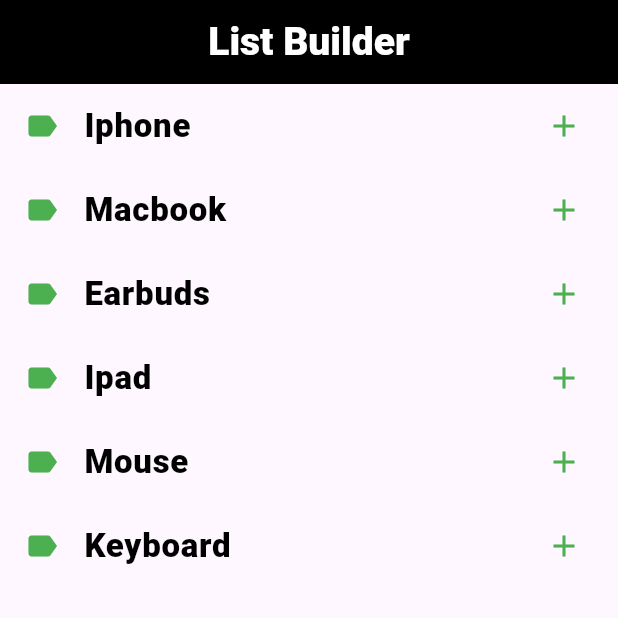
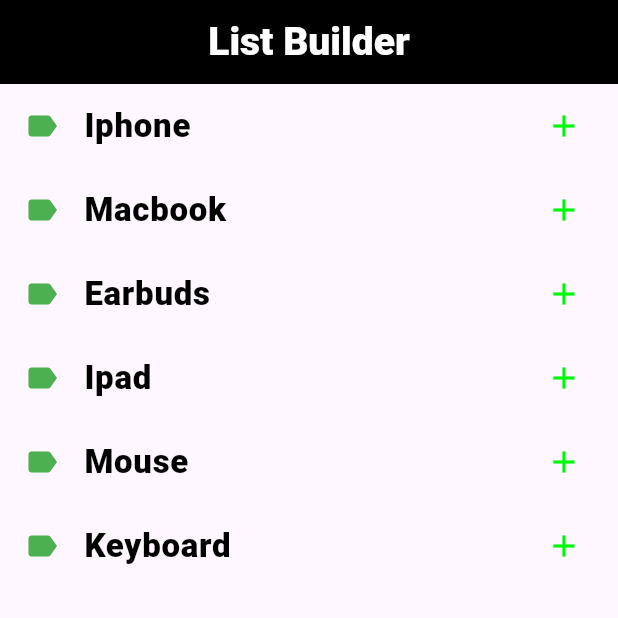
Before and after one commit to Yasir-Ali-Swe/Learning-Flutter, a Flutter app: the screen it shows after launch, on a phone screen of 412 x 824 dp, the top half of it. Run offline on Flutter 3.47's test engine with Material 3 defaults, Android fonts, the phone set to English and light mode, and no system bars.

```diff
--- a/learning_flutter/lib/Screens/list_builder.dart
+++ b/learning_flutter/lib/Screens/list_builder.dart
@@ -38,7 +38,10 @@
               ),
             ),
             leading: Icon(Icons.label, color: Colors.green),
-            trailing: Icon(Icons.add, color: Colors.green),
+            trailing: Icon(
+              Icons.add,
+              color: const Color.fromARGB(255, 2, 247, 11),
+            ),
             onTap: () {
               ScaffoldMessenger.of(context).showSnackBar(
                 SnackBar(content: Text("You Taped on ${items[index]}")),
```
